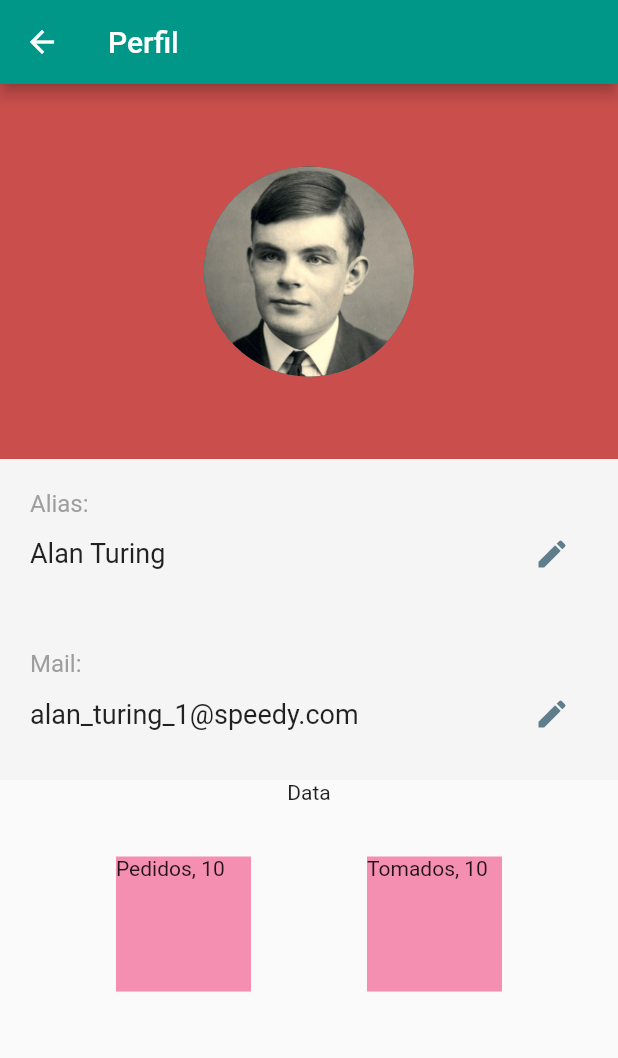
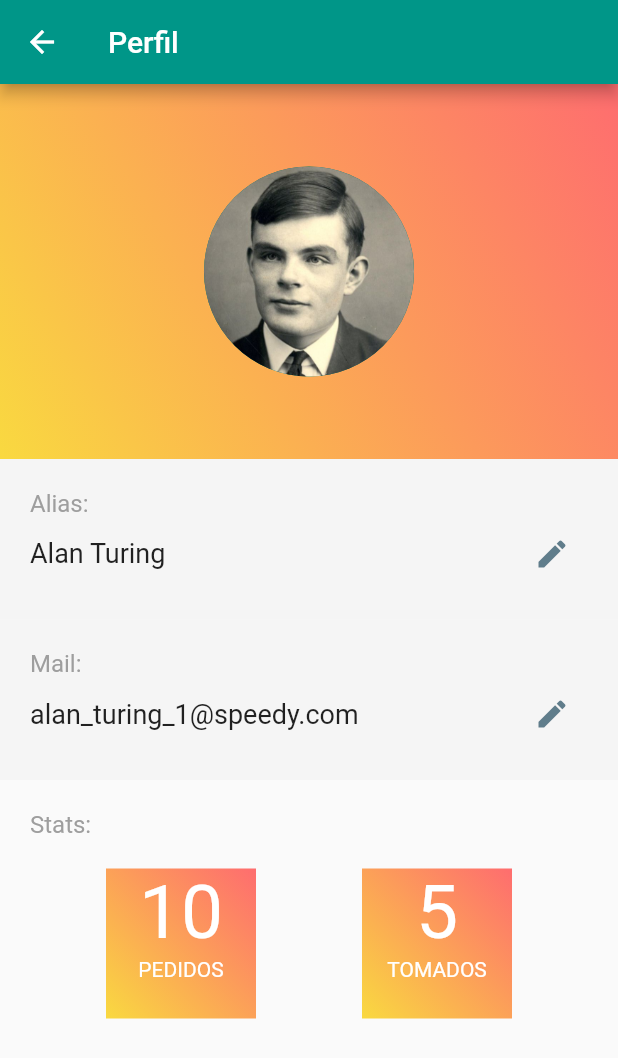
Before and after one commit to Florencia-97/Flutter-Dart-App, a Flutter app: the MyProfile screen opened directly with empty values, on a phone screen of 412 x 824 dp. Shown: the top 1058 px of the screen. Run offline on Flutter 3.47's test engine with Material 2 defaults, Android fonts, the phone set to English and light mode, and no system bars; our stand-ins replace firebase_auth, firebase_database, firebase_messaging, flutter_local_notifications, flutter_spinkit; missing offline and left inert: dart:ffi; accounts and stored records are empty.

Commit message:
Adding some gradient

```diff
--- a/wafi/lib/pages/profile_page.dart
+++ b/wafi/lib/pages/profile_page.dart
@@ -9,7 +9,8 @@ class MyProfile extends StatelessWidget {
   Widget _headerBuilder(){
     return Container(
       height: 250,
-      color: Color(0xFFCA4F4C),
+      decoration: _decorationBox(),
+      //color: Color(0xFFCA4F4C),
       child: SizedBox.expand(
         child: Column(
           mainAxisAlignment: MainAxisAlignment.center,
@@ -67,32 +68,61 @@ class MyProfile extends StatelessWidget {
     );
   }
 
+  BoxDecoration _decorationBox(){
+    return BoxDecoration(
+      color: Colors.white,
+        gradient: LinearGradient(
+          begin: Alignment.topRight,
+          end: Alignment.bottomLeft,
+          colors: [
+            Color(0xd1ff4e50),
+            Color(0xddf9d423),
+          ],
+      ),
+    );
+  }
+
   Widget _boxStats(String text, int n){
     return Container(
+      decoration: _decorationBox(),
       alignment: Alignment.center,
-      height: 90,
-      width: 90,
-      color: Colors.pink[200],
+      height: 100,
+      width: 100,
       child: SizedBox.expand(
-        child: Text('$text, $n'),
+        child: Column(
+          children: <Widget>[
+            Text('$n',
+              style: TextStyle(fontSize: 50, color: Colors.white),
+            ),
+            Text(text.toUpperCase(),
+              style: TextStyle(fontSize: 14 ,color: Colors.white),
+            ),
+          ],
+        ),
       ),
     );
   }
 
   Widget _statsBuilder(){
     return Column(
+      crossAxisAlignment: CrossAxisAlignment.start,
       children: <Widget>[
-        Text('Data'),
         Container(
-          height: 160,// remove hard code
+          padding: EdgeInsets.all(20),
+          child: Text('Stats:',
+            style: TextStyle(fontSize: 16, color: Colors.grey[500]),
+          ),
+        ),
+        Container(
+          //height: 160,// remove hard code
           alignment: Alignment.center,
           child: Row(
           mainAxisAlignment: MainAxisAlignment.spaceEvenly,
           children: <Widget>[
             _boxStats('Pedidos', 10),
-            _boxStats('Tomados', 10),
-        ],
-      ),
+            _boxStats('Tomados', 5),
+            ],
+          ),
         )
       ],
     );
```
